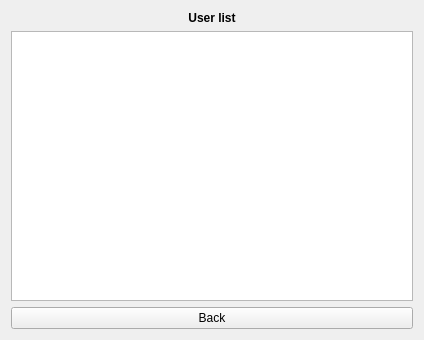
smirnovlad/Messenger, file Client/userlist.ui: the form before one commit.
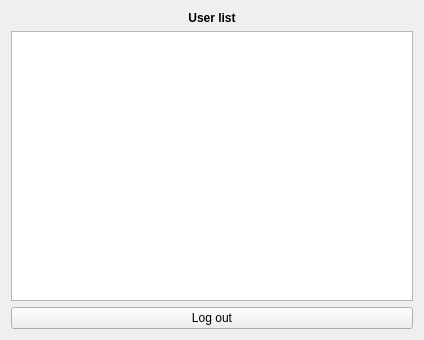
The form after the commit.

```diff
--- a/Client/userlist.ui
+++ b/Client/userlist.ui
@@ -36,7 +36,7 @@
    <item>
     <widget class="QPushButton" name="backButton">
      <property name="text">
-      <string>Back</string>
+      <string>Log out</string>
      </property>
     </widget>
    </item>
```
Left out of the diff: 2 changed lines with no effect on the pictures.
